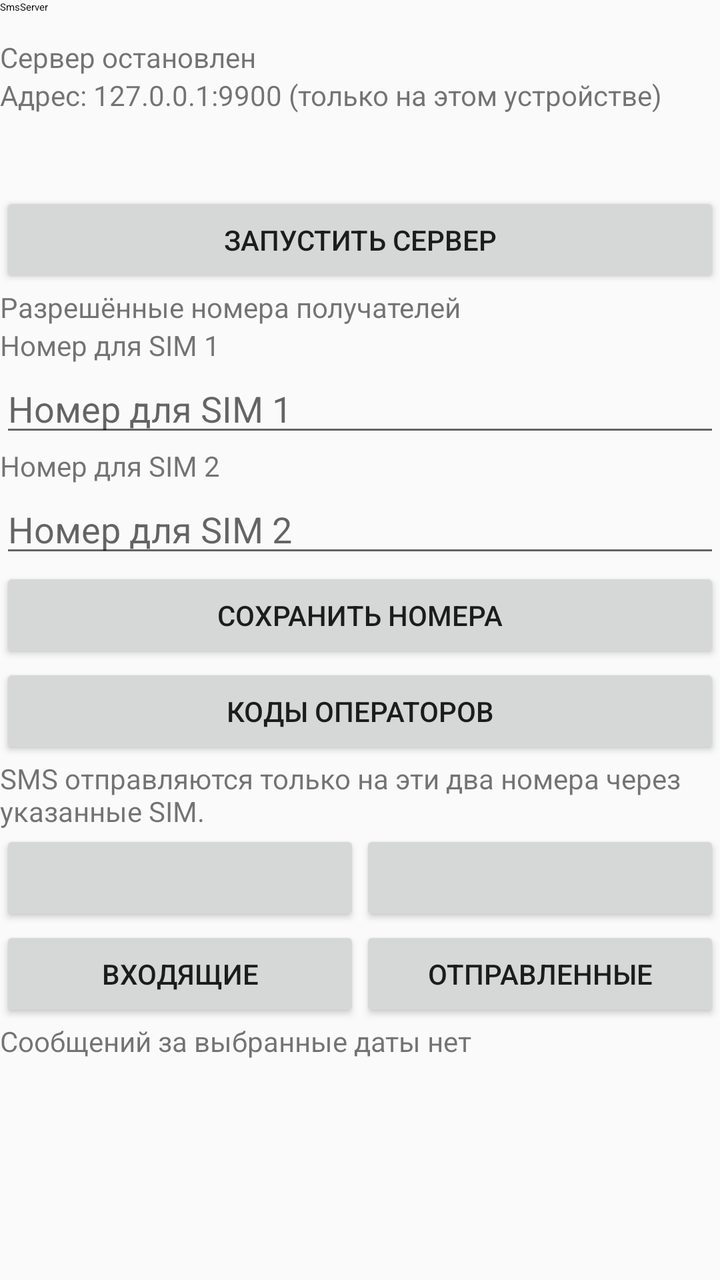
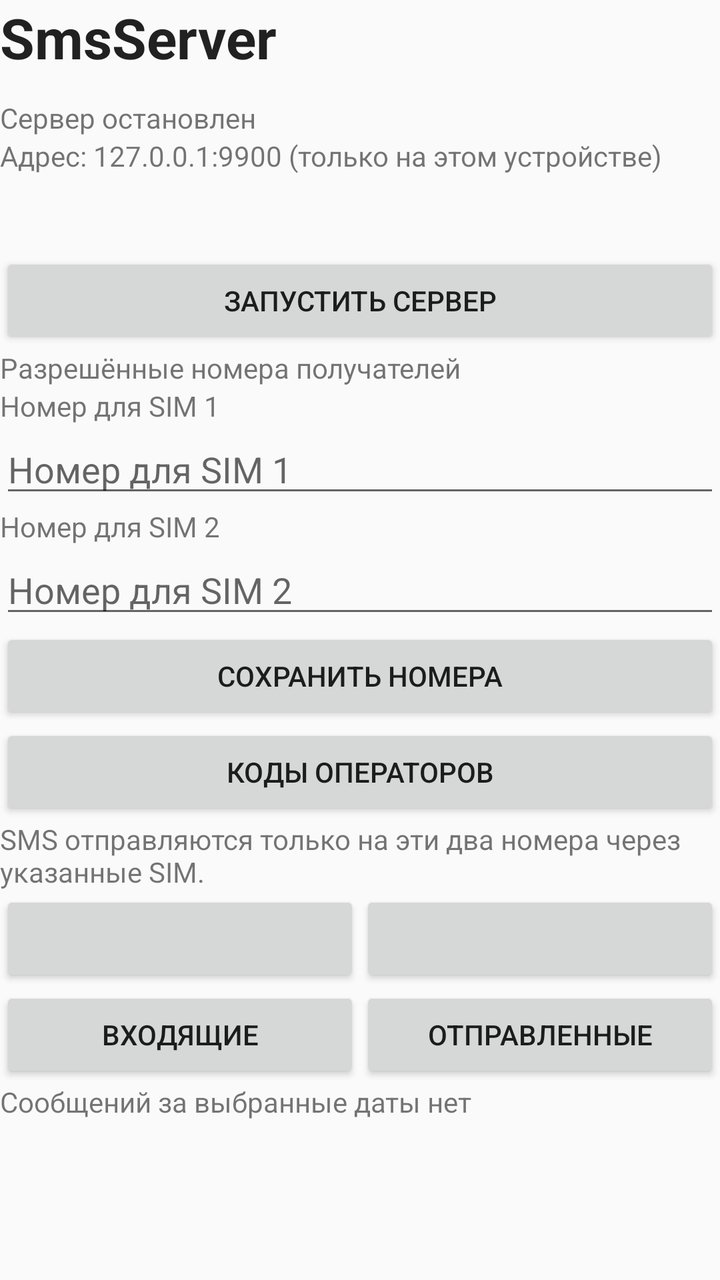

Two renders of the same Android screen: before a commit and after it. Below are the layout's source before the change and the commit's diff.
<!-- AndroidManifest.xml: application theme AppTheme -->
<!-- res/layout/activity_main.xml -->
<?xml version="1.0" encoding="utf-8"?>
<LinearLayout xmlns:android="http://schemas.android.com/apk/res/android"
    android:id="@+id/root"
    android:layout_width="match_parent"
    android:layout_height="match_parent"
    android:orientation="vertical">

    <TextView
        android:layout_width="match_parent"
        android:layout_height="wrap_content"
        android:text="@string/app_name"
        android:textAppearance="?attr/textAppearanceHeadline5" />

    <TextView
        android:id="@+id/serverStatus"
        android:layout_width="match_parent"
        android:layout_height="wrap_content"
        android:layout_marginTop="12dp"
        android:text="@string/server_stopped" />

    <TextView
        android:id="@+id/serverAddress"
        android:layout_width="match_parent"
        android:layout_height="wrap_content"
        android:text="@string/server_address" />

    <TextView
        android:id="@+id/gatewayToken"
        android:layout_width="match_parent"
        android:layout_height="wrap_content"
        android:layout_marginTop="8dp"
        android:clickable="true"
        android:focusable="true" />

    <Button
        android:id="@+id/toggleServer"
        android:layout_width="match_parent"
        android:layout_height="wrap_content"
        android:layout_marginTop="12dp"
        android:text="@string/start" />

    <TextView
        android:layout_width="match_parent"
        android:layout_height="wrap_content"
        android:text="@string/routes_title" />

    <TextView
        android:layout_width="match_parent"
        android:layout_height="wrap_content"
        android:labelFor="@id/sim1Phone"
        android:text="@string/sim1_phone" />

    <EditText
        android:id="@+id/sim1Phone"
        android:layout_width="match_parent"
        android:layout_height="wrap_content"
        android:hint="@string/sim1_phone"
        android:inputType="phone"
        android:maxLines="1" />

    <TextView
        android:layout_width="match_parent"
        android:layout_height="wrap_content"
        android:labelFor="@id/sim2Phone"
        android:text="@string/sim2_phone" />

    <EditText
        android:id="@+id/sim2Phone"
        android:layout_width="match_parent"
        android:layout_height="wrap_content"
        android:hint="@string/sim2_phone"
        android:inputType="phone"
        android:maxLines="1" />

    <Button
        android:id="@+id/saveRoutes"
        android:layout_width="match_parent"
        android:layout_height="wrap_content"
        android:text="@string/save_routes" />

    <Button
        android:id="@+id/operatorCodes"
        android:layout_width="match_parent"
        android:layout_height="wrap_content"
        android:text="@string/operator_codes" />

    <TextView
        android:id="@+id/routeStatus"
        android:layout_width="match_parent"
        android:layout_height="wrap_content"
        android:text="@string/routes_hint" />

    <LinearLayout
        android:layout_width="match_parent"
        android:layout_height="wrap_content"
        android:orientation="horizontal">
        <Button
            android:id="@+id/startDate"
            android:layout_width="0dp"
            android:layout_height="wrap_content"
            android:layout_weight="1"
            android:contentDescription="@string/from_date" />
        <Button
            android:id="@+id/endDate"
            android:layout_width="0dp"
            android:layout_height="wrap_content"
            android:layout_weight="1"
            android:contentDescription="@string/to_date" />
    </LinearLayout>

    <LinearLayout
        android:layout_width="match_parent"
        android:layout_height="wrap_content"
        android:orientation="horizontal">
        <Button
            android:id="@+id/inboxButton"
            android:layout_width="0dp"
            android:layout_height="wrap_content"
            android:layout_weight="1"
            android:text="@string/inbox" />
        <Button
            android:id="@+id/sentButton"
            android:layout_width="0dp"
            android:layout_height="wrap_content"
            android:layout_weight="1"
            android:text="@string/sent" />
    </LinearLayout>

    <TextView
        android:id="@+id/emptyMessage"
        android:layout_width="match_parent"
        android:layout_height="wrap_content"
        android:text="@string/no_messages" />

    <ListView
        android:id="@+id/messageList"
        android:layout_width="match_parent"
        android:layout_height="0dp"
        android:layout_weight="1" />
</LinearLayout>
<!-- resources referenced by this layout -->
<resources>
  <string name="app_name">SmsServer</string>
  <string name="from_date">Начальная дата</string>
  <string name="inbox">Входящие</string>
  <string name="no_messages">Сообщений за выбранные даты нет</string>
  <string name="operator_codes">Коды операторов</string>
  <string name="routes_hint">SMS отправляются только на эти два номера через указанные SIM.</string>
  <string name="routes_title">Разрешённые номера получателей</string>
  <string name="save_routes">Сохранить номера</string>
  <string name="sent">Отправленные</string>
  <string name="server_address">Адрес: 127.0.0.1:9900 (только на этом устройстве)</string>
  <string name="server_stopped">Сервер остановлен</string>
  <string name="sim1_phone">Номер для SIM 1</string>
  <string name="sim2_phone">Номер для SIM 2</string>
  <string name="start">Запустить сервер</string>
  <string name="to_date">Конечная дата</string>
  <style name="AppTheme" parent="Theme.AppCompat.Light.NoActionBar">
          
          <item name="colorPrimary">@color/colorPrimary</item>
          <item name="colorPrimaryDark">@color/colorPrimaryDark</item>
          <item name="colorAccent">@color/colorAccent</item>
      </style>
  <color name="colorPrimary">#FDD5C1</color>
  <color name="colorPrimaryDark">#00574B</color>
  <color name="colorAccent">#007AFF</color>
</resources>

<!-- the commit's change to res/layout/activity_main.xml (unified diff, before → after) -->
@@ -9,7 +9,9 @@
         android:layout_width="match_parent"
         android:layout_height="wrap_content"
         android:text="@string/app_name"
-        android:textAppearance="?attr/textAppearanceHeadline5" />
+        android:textColor="?android:attr/textColorPrimary"
+        android:textSize="28sp"
+        android:textStyle="bold" />
 
     <TextView
         android:id="@+id/serverStatus"
